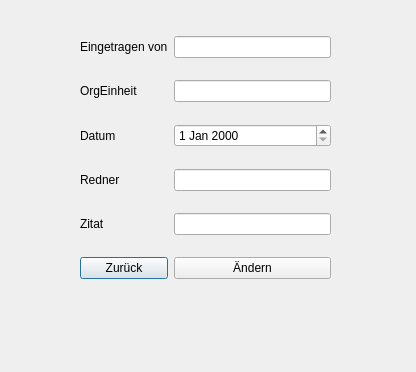
Before: the Qt Designer form ZitatErfassung/frmzitataendern.ui in TrialAnd404/MyRepo, drawn with Qt 5.
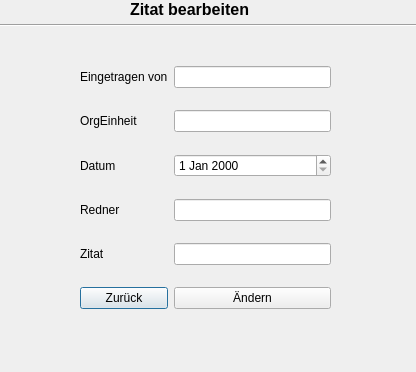
After: the same form once the commit is applied.

```diff
--- a/ZitatErfassung/frmzitataendern.ui
+++ b/ZitatErfassung/frmzitataendern.ui
@@ -13,11 +13,11 @@
   <property name="windowTitle">
    <string>Dialog</string>
   </property>
-  <widget class="QWidget" name="">
+  <widget class="QWidget" name="layoutWidget">
    <property name="geometry">
     <rect>
      <x>80</x>
-     <y>20</y>
+     <y>50</y>
      <width>251</width>
      <height>281</height>
     </rect>
@@ -89,6 +89,32 @@
     </item>
    </layout>
   </widget>
+  <widget class="Line" name="line_2">
+   <property name="geometry">
+    <rect>
+     <x>0</x>
+     <y>15</y>
+     <width>421</width>
+     <height>21</height>
+    </rect>
+   </property>
+   <property name="orientation">
+    <enum>Qt::Horizontal</enum>
+   </property>
+  </widget>
+  <widget class="QLabel" name="label">
+   <property name="geometry">
+    <rect>
+     <x>130</x>
+     <y>0</y>
+     <width>161</width>
+     <height>16</height>
+    </rect>
+   </property>
+   <property name="text">
+    <string>&lt;html&gt;&lt;head/&gt;&lt;body&gt;&lt;p&gt;&lt;span style=&quot; font-size:12pt; font-weight:600;&quot;&gt;Zitat bearbeiten&lt;/span&gt;&lt;/p&gt;&lt;/body&gt;&lt;/html&gt;</string>
+   </property>
+  </widget>
  </widget>
  <resources/>
  <connections/>
```
